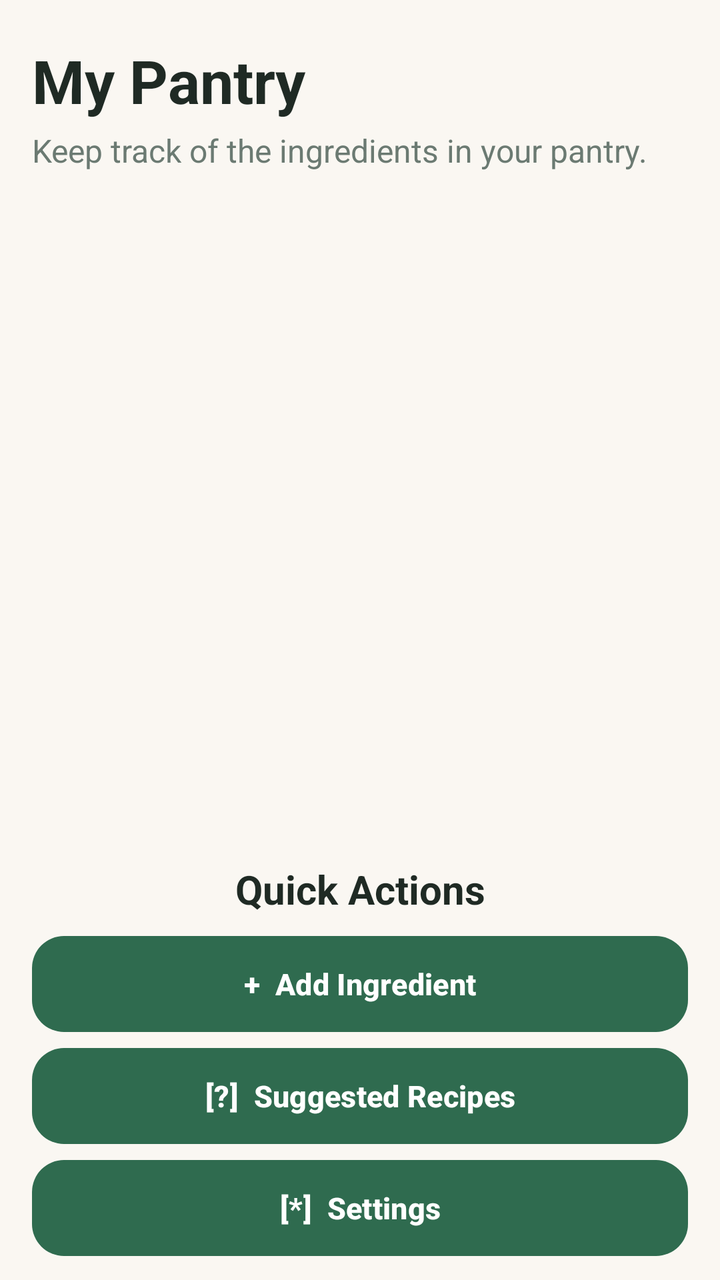
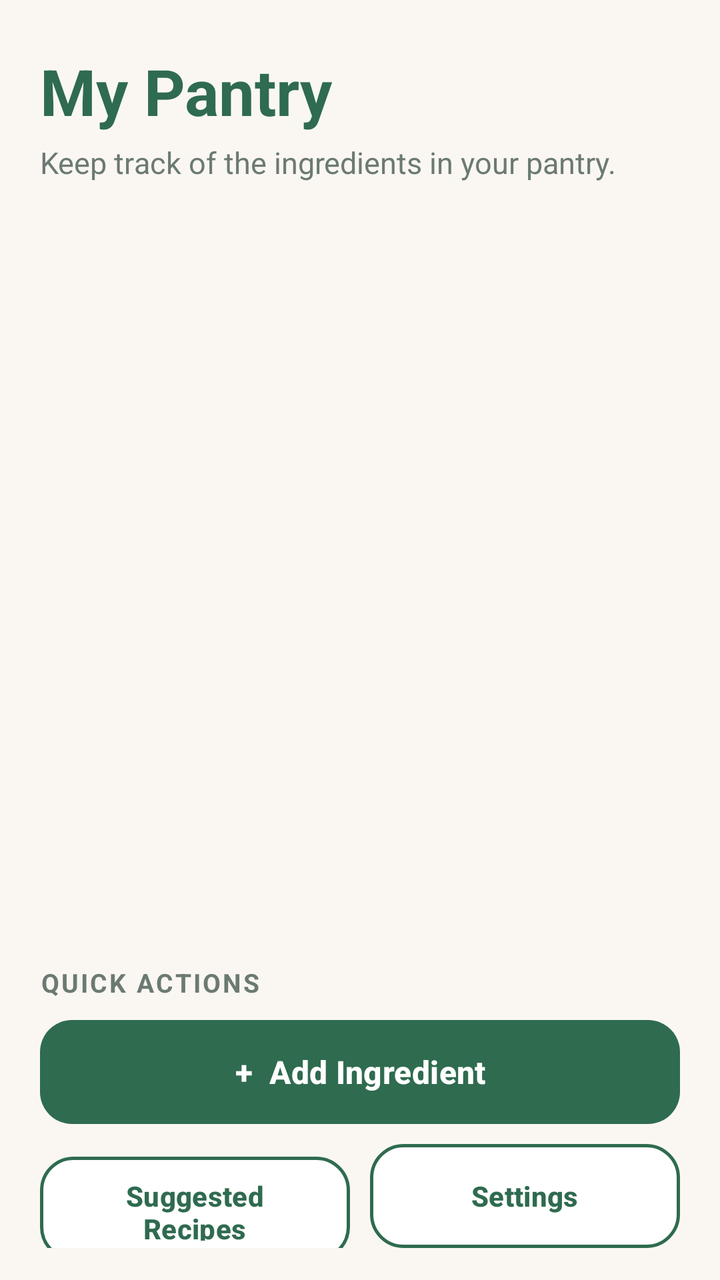

Before-and-after screenshots of an Android layout around one commit, followed by the original layout XML and the change that was made.
<!-- AndroidManifest.xml: application theme Theme.SmartPantryManager -->
<!-- res/layout/activity_pantry.xml -->
<?xml version="1.0" encoding="utf-8"?>
<LinearLayout xmlns:android="http://schemas.android.com/apk/res/android"
    xmlns:tools="http://schemas.android.com/tools"
    android:layout_width="match_parent"
    android:layout_height="match_parent"
    android:orientation="vertical"
    android:background="@color/app_background"
    android:paddingStart="16dp"
    android:paddingEnd="16dp"
    android:paddingTop="16dp"
    android:paddingBottom="12dp"
    tools:context=".PantryActivity">

    <TextView
        android:id="@+id/tvPantryTitle"
        android:layout_width="match_parent"
        android:layout_height="wrap_content"
        android:text="@string/my_pantry"
        android:textSize="30sp"
        android:textStyle="bold"
        android:textColor="@color/app_text"
        android:paddingTop="4dp" />

    <TextView
        android:layout_width="match_parent"
        android:layout_height="wrap_content"
        android:text="Keep track of the ingredients in your pantry."
        android:textSize="16sp"
        android:textColor="@color/app_secondary_text"
        android:layout_marginTop="4dp"
        android:layout_marginBottom="16dp" />

    <TextView
        android:id="@+id/tvEmptyMessage"
        android:layout_width="match_parent"
        android:layout_height="wrap_content"
        android:text="@string/empty_pantry_message"
        android:textSize="16sp"
        android:textColor="@color/app_secondary_text"
        android:gravity="center"
        android:padding="20dp"
        android:visibility="gone" />

    <androidx.recyclerview.widget.RecyclerView
        android:id="@+id/recyclerViewIngredients"
        android:layout_width="match_parent"
        android:layout_height="0dp"
        android:layout_weight="1"
        android:clipToPadding="false"
        android:paddingTop="4dp"
        android:paddingBottom="8dp"
        tools:listitem="@layout/item_ingredient" />

    <TextView
        android:layout_width="match_parent"
        android:layout_height="wrap_content"
        android:text="Quick Actions"
        android:textSize="20sp"
        android:textStyle="bold"
        android:textColor="@color/app_text"
        android:gravity="center"
        android:layout_marginTop="8dp"
        android:layout_marginBottom="10dp" />

    <Button
        android:id="@+id/btnAddIngredient"
        android:layout_width="match_parent"
        android:layout_height="48dp"
        android:text="+  Add Ingredient"
        android:textSize="15sp"
        android:textStyle="bold"
        android:textColor="#FFFFFF"
        android:textAllCaps="false"
        android:background="@drawable/quick_action_primary"
        android:layout_marginBottom="8dp" />

    <Button
        android:id="@+id/btnSuggestedRecipes"
        android:layout_width="match_parent"
        android:layout_height="48dp"
        android:text="[?]  Suggested Recipes"
        android:textSize="15sp"
        android:textStyle="bold"
        android:textColor="#FFFFFF"
        android:textAllCaps="false"
        android:background="@drawable/quick_action_primary"
        android:layout_marginBottom="8dp" />

    <Button
        android:id="@+id/btnSettings"
        android:layout_width="match_parent"
        android:layout_height="48dp"
        android:text="[*]  Settings"
        android:textSize="15sp"
        android:textStyle="bold"
        android:textColor="#FFFFFF"
        android:textAllCaps="false"
        android:background="@drawable/quick_action_primary" />

</LinearLayout>
<!-- res/layout/item_ingredient.xml (included above) -->
<?xml version="1.0" encoding="utf-8"?>
<LinearLayout xmlns:android="http://schemas.android.com/apk/res/android"
    android:layout_width="match_parent"
    android:layout_height="wrap_content"
    android:orientation="horizontal"
    android:layout_marginBottom="12dp"
    android:background="@drawable/ingredient_background">

    <View
        android:id="@+id/ingredientColorAccent"
        android:layout_width="6dp"
        android:layout_height="match_parent"
        android:background="#6B4FA8" />

    <LinearLayout
        android:layout_width="0dp"
        android:layout_height="wrap_content"
        android:layout_weight="1"
        android:orientation="vertical"
        android:padding="16dp">

        <LinearLayout
            android:layout_width="match_parent"
            android:layout_height="wrap_content"
            android:orientation="horizontal"
            android:gravity="center_vertical">

            <TextView
                android:id="@+id/tvIngredientName"
                android:layout_width="0dp"
                android:layout_height="wrap_content"
                android:layout_weight="1"
                android:text="Tomatoes"
                android:textSize="21sp"
                android:textStyle="bold"
                android:textColor="@color/app_text" />

            <TextView
                android:id="@+id/tvIngredientDetails"
                android:layout_width="wrap_content"
                android:layout_height="wrap_content"
                android:text="3 items"
                android:textSize="15sp"
                android:textStyle="bold"
                android:textColor="#FFFFFF"
                android:gravity="center"
                android:paddingStart="13dp"
                android:paddingEnd="13dp"
                android:paddingTop="7dp"
                android:paddingBottom="7dp"
                android:background="@drawable/quantity_badge" />

        </LinearLayout>

        <TextView
            android:id="@+id/tvIngredientExpiry"
            android:layout_width="match_parent"
            android:layout_height="wrap_content"
            android:textSize="16sp"
            android:textStyle="bold"
            android:textColor="@color/app_secondary_text"
            android:layout_marginTop="12dp"
            android:visibility="gone" />

        <TextView
            android:id="@+id/tvExpiryWarning"
            android:layout_width="match_parent"
            android:layout_height="wrap_content"
            android:textSize="16sp"
            android:textStyle="bold"
            android:textColor="#D32F2F"
            android:layout_marginTop="5dp"
            android:visibility="gone" />

        <LinearLayout
            android:layout_width="match_parent"
            android:layout_height="wrap_content"
            android:orientation="horizontal"
            android:layout_marginTop="14dp">

            <Button
                android:id="@+id/btnEditIngredient"
                android:layout_width="0dp"
                android:layout_height="40dp"
                android:layout_weight="1"
                android:text="Edit Ingredient"
                android:textSize="13sp"
                android:textAllCaps="false"
                android:minHeight="0dp"
                android:background="@drawable/edit_button_background" />

            <Button
                android:id="@+id/btnDeleteIngredient"
                android:layout_width="0dp"
                android:layout_height="40dp"
                android:layout_weight="1"
                android:layout_marginStart="8dp"
                android:text="Delete"
                android:textSize="13sp"
                android:textAllCaps="false"
                android:minHeight="0dp"
                android:background="@drawable/delete_button_background" />
        </LinearLayout>
    </LinearLayout>
</LinearLayout>
<!-- resources referenced by this layout -->
<resources>
  <color name="app_background">#FAF7F2</color>
  <color name="app_secondary_text">#6B7A72</color>
  <color name="app_text">#1F2A24</color>
  <!-- drawable delete_button_background (drawable) -->
  <?xml version="1.0" encoding="utf-8"?>
  <ripple xmlns:android="http://schemas.android.com/apk/res/android"
      android:color="#26808080">
      <item>
          <shape android:shape="rectangle">
              <solid android:color="@color/app_danger_light" />
              <stroke android:width="1dp" android:color="@color/app_danger_stroke" />
              <corners android:radius="14dp" />
          </shape>
      </item>
  </ripple>
  <!-- drawable edit_button_background (drawable) -->
  <?xml version="1.0" encoding="utf-8"?>
  <ripple xmlns:android="http://schemas.android.com/apk/res/android"
      android:color="#26808080">
      <item>
          <shape android:shape="rectangle">
              <solid android:color="@color/app_primary_light" />
              <stroke android:width="1dp" android:color="@color/app_primary_stroke" />
              <corners android:radius="14dp" />
          </shape>
      </item>
  </ripple>
  <!-- drawable ingredient_background (drawable) -->
  <?xml version="1.0" encoding="utf-8"?>
  <shape xmlns:android="http://schemas.android.com/apk/res/android"
      android:shape="rectangle">
      <solid android:color="@color/app_surface" />
      <stroke android:width="1dp" android:color="@color/app_stroke" />
      <corners android:radius="18dp" />
  </shape>
  <!-- drawable quantity_badge (drawable) -->
  <?xml version="1.0" encoding="utf-8"?>
  <shape xmlns:android="http://schemas.android.com/apk/res/android"
      android:shape="rectangle">
      <solid android:color="@color/app_primary_light" />
      <corners android:radius="50dp" />
  </shape>
  <!-- drawable quick_action_primary (drawable) -->
  <?xml version="1.0" encoding="utf-8"?>
  <ripple xmlns:android="http://schemas.android.com/apk/res/android"
      android:color="#33FFFFFF">
      <item>
          <shape android:shape="rectangle">
              <solid android:color="@color/app_primary" />
              <corners android:radius="16dp" />
          </shape>
      </item>
  </ripple>
  <string name="empty_pantry_message">Your pantry is empty. Add some ingredients!</string>
  <string name="my_pantry">My Pantry</string>
  <style name="Theme.SmartPantryManager" parent="Base.Theme.SmartPantryManager" />
  <color name="app_danger_light">#FBE4E0</color>
  <color name="app_danger_stroke">#F2C4BC</color>
  <color name="app_primary_light">#DDEBE2</color>
  <color name="app_primary_stroke">#C3DACB</color>
  <color name="app_surface">#FFFFFF</color>
  <color name="app_stroke">#E6E1D8</color>
  <color name="app_primary">#2F6B4F</color>
  <style name="Base.Theme.SmartPantryManager" parent="Theme.Material3.DayNight.NoActionBar">
          <item name="android:windowBackground">@color/app_background</item>
          <item name="android:statusBarColor">@color/app_background</item>
          <item name="colorPrimary">@color/app_primary</item>
          <item name="colorAccent">@color/app_primary</item>
          <item name="colorControlActivated">@color/app_primary</item>
          <item name="android:colorControlActivated">@color/app_primary</item>
      </style>
</resources>

<!-- the commit's change to res/layout/activity_pantry.xml (unified diff, before → after) -->
@@ -1,14 +1,15 @@
 <?xml version="1.0" encoding="utf-8"?>
 <LinearLayout xmlns:android="http://schemas.android.com/apk/res/android"
+    xmlns:app="http://schemas.android.com/apk/res-auto"
     xmlns:tools="http://schemas.android.com/tools"
     android:layout_width="match_parent"
     android:layout_height="match_parent"
     android:orientation="vertical"
     android:background="@color/app_background"
-    android:paddingStart="16dp"
-    android:paddingEnd="16dp"
-    android:paddingTop="16dp"
-    android:paddingBottom="12dp"
+    android:paddingStart="20dp"
+    android:paddingEnd="20dp"
+    android:paddingTop="20dp"
+    android:paddingBottom="16dp"
     tools:context=".PantryActivity">
 
     <TextView
@@ -16,19 +17,19 @@
         android:layout_width="match_parent"
         android:layout_height="wrap_content"
         android:text="@string/my_pantry"
-        android:textSize="30sp"
+        android:textSize="32sp"
         android:textStyle="bold"
-        android:textColor="@color/app_text"
+        android:textColor="@color/app_primary"
         android:paddingTop="4dp" />
 
     <TextView
         android:layout_width="match_parent"
         android:layout_height="wrap_content"
         android:text="Keep track of the ingredients in your pantry."
-        android:textSize="16sp"
+        android:textSize="15sp"
         android:textColor="@color/app_secondary_text"
         android:layout_marginTop="4dp"
-        android:layout_marginBottom="16dp" />
+        android:layout_marginBottom="18dp" />
 
     <TextView
         android:id="@+id/tvEmptyMessage"
@@ -55,62 +56,80 @@
         android:layout_width="match_parent"
         android:layout_height="wrap_content"
         android:text="Quick Actions"
-        android:textSize="20sp"
+        android:textSize="13sp"
         android:textStyle="bold"
-        android:textColor="@color/app_text"
-        android:gravity="center"
+        android:textAllCaps="true"
+        android:letterSpacing="0.08"
+        android:textColor="@color/app_secondary_text"
         android:layout_marginTop="8dp"
         android:layout_marginBottom="10dp" />
 
     <Button
         android:id="@+id/btnAddIngredient"
-        android:layout_width="match_parent"
-        android:layout_height="48dp"
+        app:backgroundTint="@null"
+        android:layout_width="match_parent"
+        android:layout_height="52dp"
         android:text="+  Add Ingredient"
-        android:textSize="15sp"
+        android:textSize="16sp"
         android:textStyle="bold"
-        android:textColor="#FFFFFF"
+        android:textColor="@color/app_on_primary"
         android:textAllCaps="false"
         android:background="@drawable/quick_action_primary"
-        android:layout_marginBottom="8dp" />
-
-    <Button
-        android:id="@+id/btnSuggestedRecipes"
-        android:layout_width="match_parent"
-        android:layout_height="48dp"
-        android:text="[?]  Suggested Recipes"
-        android:textSize="15sp"
-        android:textStyle="bold"
-        android:textColor="#FFFFFF"
-        android:textAllCaps="false"
-        android:background="@drawable/quick_action_primary"
-        android:layout_marginBottom="8dp" />
-
-    <Button
-        android:id="@+id/btnSettings"
-        android:layout_width="match_parent"
-        android:layout_height="48dp"
-        android:text="[*]  Settings"
-        android:textSize="15sp"
-        android:textStyle="bold"
-        android:textColor="#FFFFFF"
-        android:textAllCaps="false"
-        android:background="@drawable/quick_action_primary" />
+        android:layout_marginBottom="10dp" />
+
+    <LinearLayout
+        android:layout_width="match_parent"
+        android:layout_height="wrap_content"
+        android:orientation="horizontal">
+
+        <Button
+            android:id="@+id/btnSuggestedRecipes"
+            app:backgroundTint="@null"
+            android:layout_width="0dp"
+            android:layout_height="52dp"
+            android:layout_weight="1"
+            android:text="Suggested Recipes"
+            android:textSize="14sp"
+            android:textStyle="bold"
+            android:textColor="@color/app_primary"
+            android:textAllCaps="false"
+            android:background="@drawable/quick_action_secondary" />
+
+        <Button
+            android:id="@+id/btnSettings"
+            app:backgroundTint="@null"
+            android:layout_width="0dp"
+            android:layout_height="52dp"
+            android:layout_weight="1"
+            android:layout_marginStart="10dp"
+            android:text="Settings"
+            android:textSize="14sp"
+            android:textStyle="bold"
+            android:textColor="@color/app_primary"
+            android:textAllCaps="false"
+            android:background="@drawable/quick_action_secondary" />
+
+    </LinearLayout>
 
 </LinearLayout>
 <!-- res/layout/item_ingredient.xml (included above) -->
 <?xml version="1.0" encoding="utf-8"?>
 <LinearLayout xmlns:android="http://schemas.android.com/apk/res/android"
+    xmlns:app="http://schemas.android.com/apk/res-auto"
     android:layout_width="match_parent"
     android:layout_height="wrap_content"
     android:orientation="horizontal"
     android:layout_marginBottom="12dp"
     android:background="@drawable/ingredient_background">
 
+    
     <View
         android:id="@+id/ingredientColorAccent"
-        android:layout_width="6dp"
+        android:layout_width="5dp"
         android:layout_height="match_parent"
+        android:layout_marginStart="12dp"
+        android:layout_marginTop="16dp"
+        android:layout_marginBottom="16dp"
         android:background="#6B4FA8" />
 
     <LinearLayout
@@ -118,7 +137,10 @@
         android:layout_height="wrap_content"
         android:layout_weight="1"
         android:orientation="vertical"
-        android:padding="16dp">
+        android:paddingStart="14dp"
+        android:paddingEnd="16dp"
+        android:paddingTop="16dp"
+        android:paddingBottom="16dp">
 
         <LinearLayout
             android:layout_width="match_parent"
@@ -132,7 +154,7 @@
                 android:layout_height="wrap_content"
                 android:layout_weight="1"
                 android:text="Tomatoes"
-                android:textSize="21sp"
+                android:textSize="20sp"
                 android:textStyle="bold"
                 android:textColor="@color/app_text" />
 
@@ -141,14 +163,14 @@
                 android:layout_width="wrap_content"
                 android:layout_height="wrap_content"
                 android:text="3 items"
-                android:textSize="15sp"
-                android:textStyle="bold"
-                android:textColor="#FFFFFF"
+                android:textSize="14sp"
+                android:textStyle="bold"
+                android:textColor="@color/app_on_primary_light"
                 android:gravity="center"
-                android:paddingStart="13dp"
-                android:paddingEnd="13dp"
-                android:paddingTop="7dp"
-                android:paddingBottom="7dp"
+                android:paddingStart="14dp"
+                android:paddingEnd="14dp"
+                android:paddingTop="6dp"
+                android:paddingBottom="6dp"
                 android:background="@drawable/quantity_badge" />
 
         </LinearLayout>
@@ -157,20 +179,19 @@
             android:id="@+id/tvIngredientExpiry"
             android:layout_width="match_parent"
             android:layout_height="wrap_content"
-            android:textSize="16sp"
-            android:textStyle="bold"
+            android:textSize="14sp"
             android:textColor="@color/app_secondary_text"
-            android:layout_marginTop="12dp"
+            android:layout_marginTop="10dp"
             android:visibility="gone" />
 
         <TextView
             android:id="@+id/tvExpiryWarning"
             android:layout_width="match_parent"
             android:layout_height="wrap_content"
-            android:textSize="16sp"
+            android:textSize="14sp"
             android:textStyle="bold"
-            android:textColor="#D32F2F"
-            android:layout_marginTop="5dp"
+            android:textColor="@color/app_danger"
+            android:layout_marginTop="4dp"
             android:visibility="gone" />
 
         <LinearLayout
@@ -181,23 +202,29 @@
 
             <Button
                 android:id="@+id/btnEditIngredient"
+                app:backgroundTint="@null"
                 android:layout_width="0dp"
-                android:layout_height="40dp"
+                android:layout_height="42dp"
                 android:layout_weight="1"
                 android:text="Edit Ingredient"
                 android:textSize="13sp"
+                android:textStyle="bold"
+                android:textColor="@color/app_on_primary_light"
                 android:textAllCaps="false"
                 android:minHeight="0dp"
                 android:background="@drawable/edit_button_background" />
 
             <Button
                 android:id="@+id/btnDeleteIngredient"
+                app:backgroundTint="@null"
                 android:layout_width="0dp"
-                android:layout_height="40dp"
+                android:layout_height="42dp"
                 android:layout_weight="1"
                 android:layout_marginStart="8dp"
                 android:text="Delete"
                 android:textSize="13sp"
+                android:textStyle="bold"
+                android:textColor="@color/app_danger"
                 android:textAllCaps="false"
                 android:minHeight="0dp"
                 android:background="@drawable/delete_button_background" />
<!-- resource entries referenced after the edit -->
@@ -1,6 +1,9 @@
 <!-- resources referenced by this layout -->
 <resources>
   <color name="app_background">#FAF7F2</color>
+  <color name="app_danger">#B3402F</color>
+  <color name="app_on_primary">#FFFFFF</color>
+  <color name="app_on_primary_light">#1F4D38</color>
   <color name="app_secondary_text">#6B7A72</color>
   <color name="app_text">#1F2A24</color>
   <!-- drawable delete_button_background (drawable) -->
@@ -53,6 +56,18 @@
           </shape>
       </item>
   </ripple>
+  <!-- drawable quick_action_secondary (drawable) -->
+  <?xml version="1.0" encoding="utf-8"?>
+  <ripple xmlns:android="http://schemas.android.com/apk/res/android"
+      android:color="#26808080">
+      <item>
+          <shape android:shape="rectangle">
+              <solid android:color="@color/app_surface" />
+              <stroke android:width="1.5dp" android:color="@color/app_primary" />
+              <corners android:radius="16dp" />
+          </shape>
+      </item>
+  </ripple>
   <string name="empty_pantry_message">Your pantry is empty. Add some ingredients!</string>
   <string name="my_pantry">My Pantry</string>
   <style name="Theme.SmartPantryManager" parent="Base.Theme.SmartPantryManager" />
